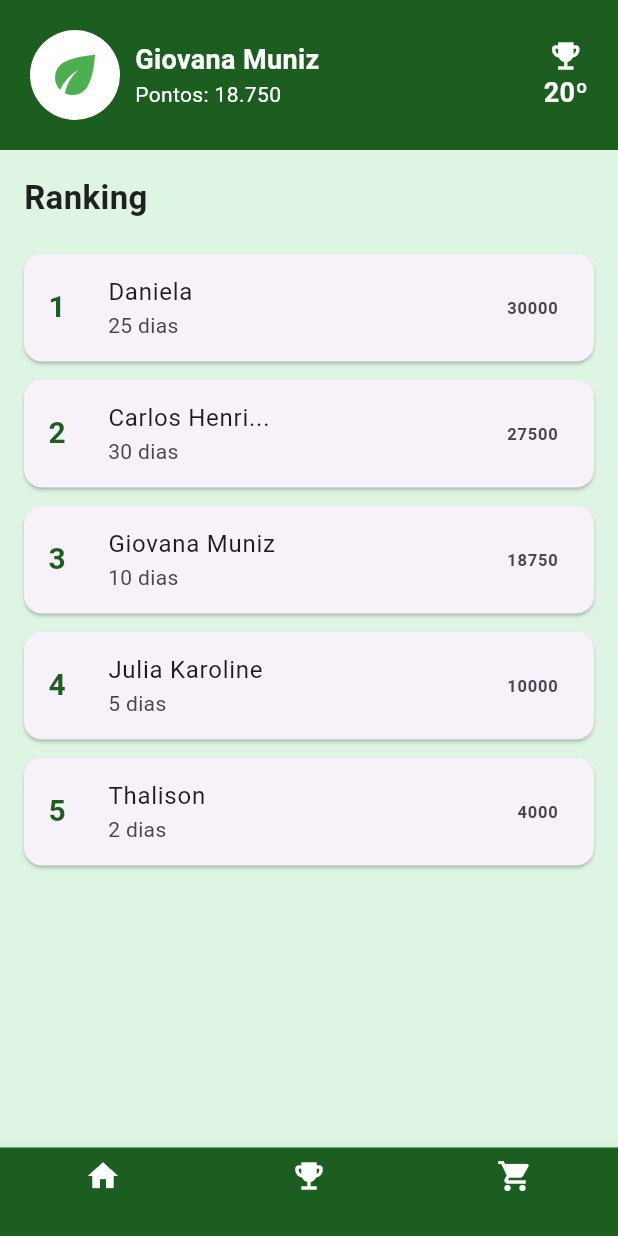
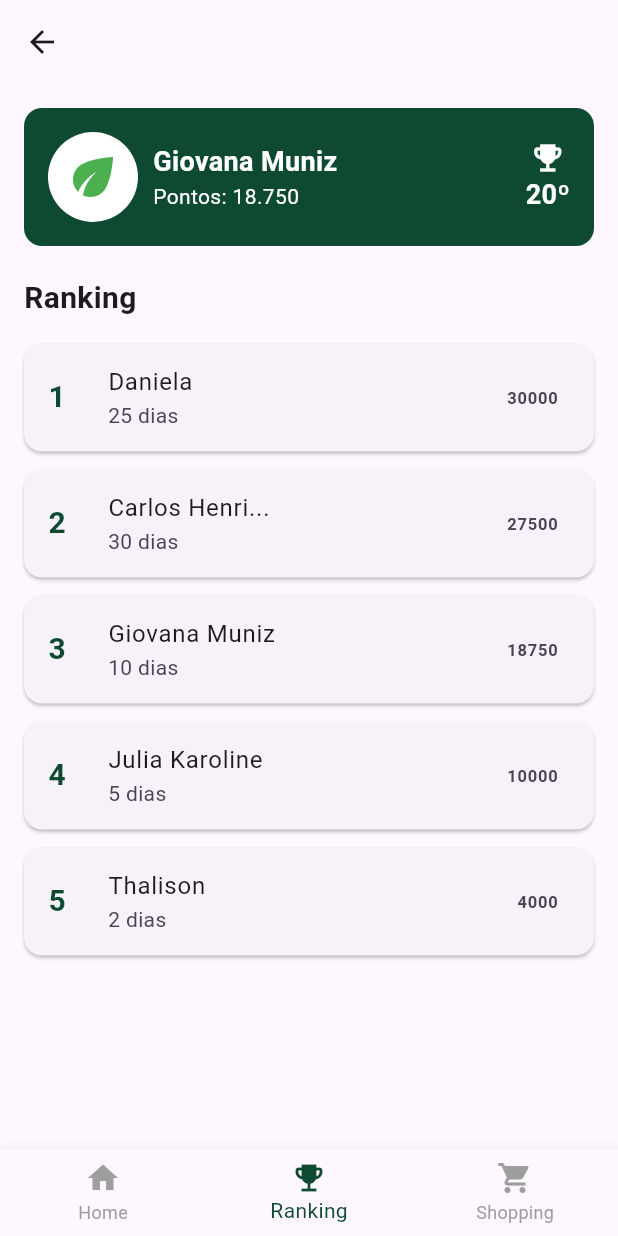
Before and after one commit to julia-karoline/PI_AplicacaoMobile, a Flutter app: the RankingScreen screen opened by its route, on a phone screen of 412 x 824 dp. Run offline on Flutter 3.47's test engine with Material 3 defaults, Android fonts, the phone set to English and light mode, and no system bars.

Commit message:
modificação na tela de ranking

```diff
--- a/lib/src/pages/RankingScreen.dart
+++ b/lib/src/pages/RankingScreen.dart
@@ -1,9 +1,15 @@
 import 'package:flutter/material.dart';
+import '../components/bottom_nav_bar.dart';
 
-class RankingScreen extends StatelessWidget {
+class RankingScreen extends StatefulWidget {
   const RankingScreen({super.key});
 
-  final List<Map<String, dynamic>> ranking = const [
+  @override
+  State<RankingScreen> createState() => _RankingScreenState();
+}
+
+class _RankingScreenState extends State<RankingScreen> {
+  List<Map<String, dynamic>> ranking = [
     {'name': 'Daniela', 'days': 25, 'points': 30000},
     {'name': 'Carlos Henri...', 'days': 30, 'points': 27500},
     {'name': 'Giovana Muniz', 'days': 10, 'points': 18750},
@@ -11,13 +17,7 @@ class RankingScreen extends StatelessWidget {
     {'name': 'Thalison', 'days': 2, 'points': 4000},
   ];
 
-  @override
-  Widget build(BuildContext context) {
-    return Scaffold(
-      backgroundColor: const Color(0xFFDFF5E3),
-      bottomNavigationBar: BottomNavigationBar(
-        currentIndex: 1,
-        onTap: (index) {
+  void onNavTap(int index) {
     switch (index) {
       case 0:
         Navigator.pushReplacementNamed(context, '/home');
@@ -28,21 +28,27 @@ class RankingScreen extends StatelessWidget {
         Navigator.pushReplacementNamed(context, '/shopping');
         break;
     }
-        },
-        backgroundColor: Colors.green.shade900,
-        selectedItemColor: Colors.white,
-        unselectedItemColor: Colors.white,
-        items: const [
-          BottomNavigationBarItem(icon: Icon(Icons.home), label: ''),
-          BottomNavigationBarItem(icon: Icon(Icons.emoji_events), label: ''),
-          BottomNavigationBarItem(icon: Icon(Icons.shopping_cart), label: ''),
-        ],
+  }
+
+  @override
+  Widget build(BuildContext context) {
+    return Scaffold(
+      appBar: AppBar(title: const Text("")),
+      bottomNavigationBar: BottomNavBar(
+        currentIndex: 1,
+        onTap: onNavTap,
       ),
-      body: Column(
+      body: Padding(
+        padding: const EdgeInsets.all(16),
+        child: Column(
+          crossAxisAlignment: CrossAxisAlignment.start,
           children: [
             Container(
-            padding: const EdgeInsets.all(20),
-            color: Colors.green.shade900,
+              padding: const EdgeInsets.all(16),
+              decoration: BoxDecoration(
+                color: const Color(0xFF0E4932), // Cor atualizada aqui
+                borderRadius: BorderRadius.circular(12),
+              ),
               child: Row(
                 children: [
                   const CircleAvatar(
@@ -85,26 +91,22 @@ class RankingScreen extends StatelessWidget {
                 ],
               ),
             ),
-          const Padding(
-            padding: EdgeInsets.all(16.0),
-            child: Align(
-              alignment: Alignment.centerLeft,
-              child: Text(
+            const SizedBox(height: 20),
+            const Text(
               'Ranking',
               style: TextStyle(
-                  fontSize: 22,
+                fontSize: 20,
                 fontWeight: FontWeight.bold,
-                  color: Colors.black87,
               ),
             ),
-            ),
-          ),
+            const SizedBox(height: 10),
             Expanded(
               child: ListView.builder(
                 itemCount: ranking.length,
                 itemBuilder: (context, index) {
+                  final user = ranking[index];
                   return Card(
-                  margin: const EdgeInsets.symmetric(horizontal: 16, vertical: 6),
+                    margin: const EdgeInsets.symmetric(vertical: 6),
                     shape: RoundedRectangleBorder(
                       borderRadius: BorderRadius.circular(12),
                     ),
@@ -114,13 +116,13 @@ class RankingScreen extends StatelessWidget {
                         style: TextStyle(
                           fontSize: 20,
                           fontWeight: FontWeight.bold,
-                        color: Colors.green.shade900,
+                          color: const Color(0xFF0E4932),
                         ),
                       ),
-                    title: Text(ranking[index]['name']),
-                    subtitle: Text('${ranking[index]['days']} dias'),
+                      title: Text(user['name']),
+                      subtitle: Text('${user['days']} dias'),
                       trailing: Text(
-                      '${ranking[index]['points']}',
+                        '${user['points']}',
                         style: const TextStyle(fontWeight: FontWeight.bold),
                       ),
                     ),
@@ -130,6 +132,7 @@ class RankingScreen extends StatelessWidget {
             ),
           ],
         ),
+      ),
     );
   }
 }
```
Lines whose indentation alone changed are shown as unchanged.
